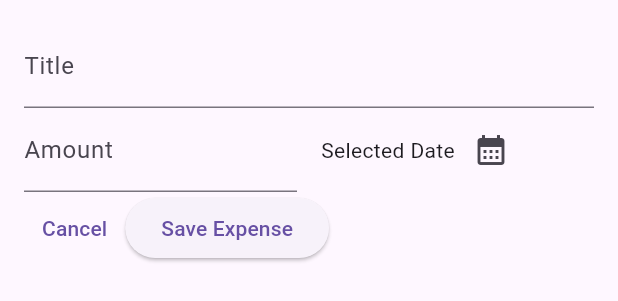
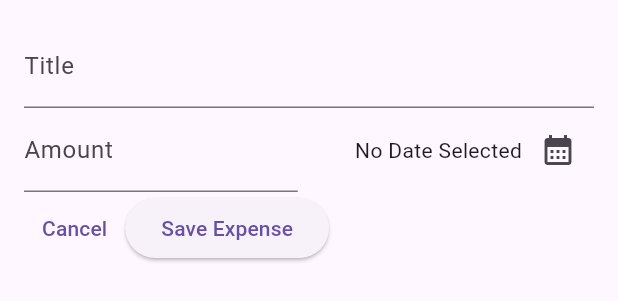
Before and after one commit to verdetea22/expense-tracker, a Flutter app: the NewExpense widget shown alone on an empty page, opened directly, on a phone screen of 412 x 824 dp. Shown: the top 301 px of the screen. Run offline on Flutter 3.47's test engine with Material 3 defaults, Android fonts, the phone set to English and light mode, and no system bars.

Commit message:
date selection works

```diff
--- a/lib/models/expense.dart
+++ b/lib/models/expense.dart
@@ -2,7 +2,7 @@ import 'package:flutter/material.dart';
 import 'package:uuid/uuid.dart';
 import 'package:intl/intl.dart';
 
-final formatter = DateFormat.yMEd();
+final formatter = DateFormat.yMd();
 
 const uuid = Uuid(); //utility, doesnt belong to class
 
--- a/lib/widgets/new_expense.dart
+++ b/lib/widgets/new_expense.dart
@@ -1,4 +1,6 @@
 import 'package:flutter/material.dart';
+
+import 'package:expense_tracker/models/expense.dart';
 
 class NewExpense extends StatefulWidget{
   const NewExpense ({super.key});
@@ -13,6 +15,21 @@ class NewExpense extends StatefulWidget{
 class _NewExpenseState extends State<NewExpense>{
   final _titleController = TextEditingController();
   final _amountController = TextEditingController();
+  DateTime? _selectedDate;
+
+  void _presentDatePicker() async {
+    final now = DateTime.now();
+    final firstDate = DateTime(now.year - 1, now.month, now.day);
+    final pickedDate = await showDatePicker(
+      context: context,
+      initialDate: now,
+      firstDate: firstDate,
+      lastDate: now,
+    );
+    setState(() {
+      _selectedDate = pickedDate;
+    });
+  }
 
   @override
   void dispose() {
@@ -46,15 +63,15 @@ class _NewExpenseState extends State<NewExpense>{
                   ),
                 ),
               ),
-              const SizedBox(width: 16),
+              const SizedBox(width: 15),
               Expanded(
                 child: Row(
+                  mainAxisAlignment: MainAxisAlignment.end,
+                  crossAxisAlignment: CrossAxisAlignment.center,
                   children: [
-                    const Text('Selected Date'),
+                    Text(_selectedDate == null ? 'No Date Selected' : formatter.format(_selectedDate!),), //! means val should  never be null
                     IconButton(
-                      onPressed: () {
-
-                      } ,
+                      onPressed: _presentDatePicker,
                       icon: const Icon(
                         Icons.calendar_month,
                       ),
```
